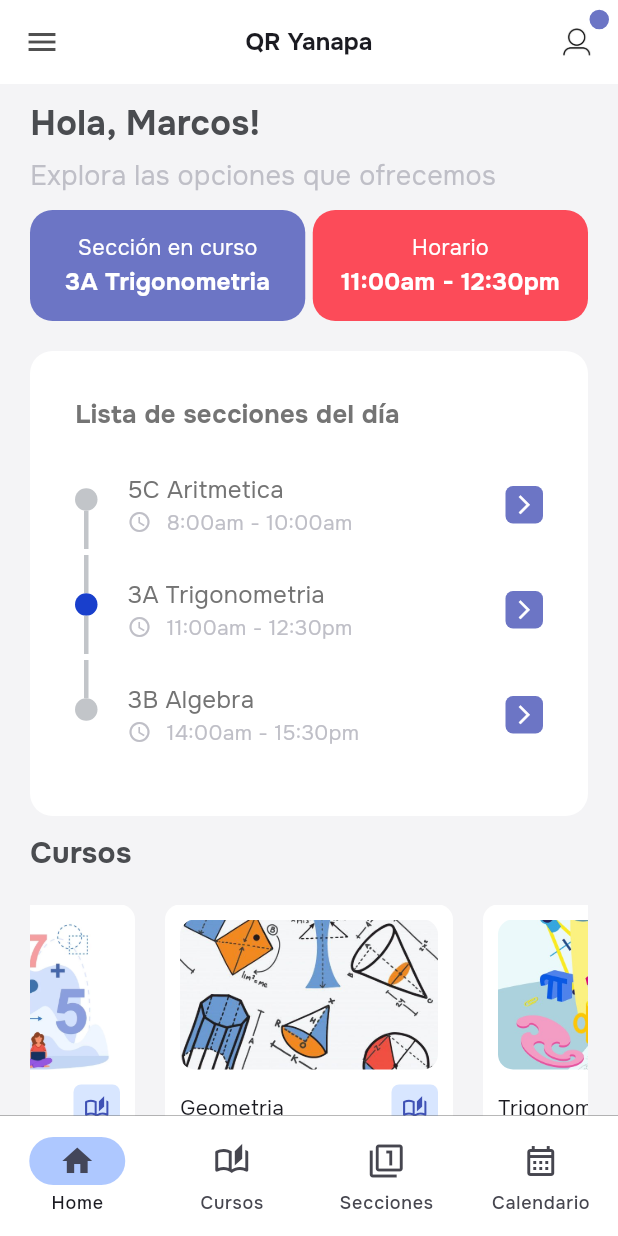
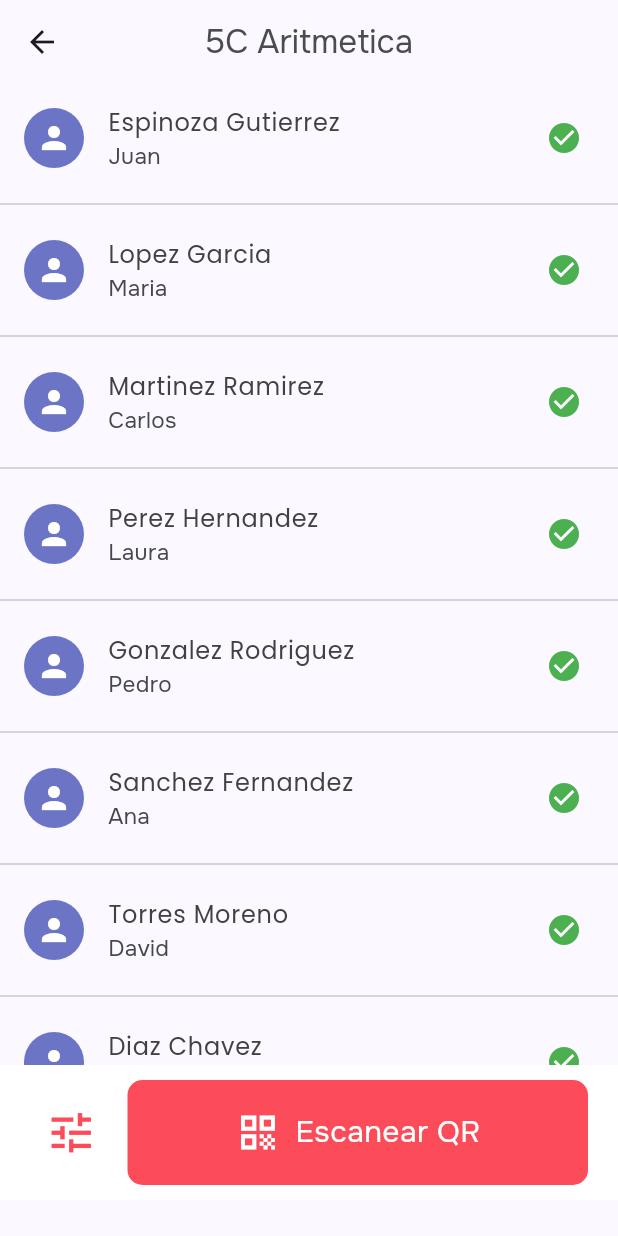
Before and after one commit to silverblade34/app_attendance_record, a Flutter app: the HomePage screen opened by its route, after a tap on the "arrow forward ios" icon, on a phone screen of 412 x 824 dp. Run offline on Flutter 3.47's test engine with Material 3 defaults, Android fonts, the phone set to English and light mode, and no system bars; drawn by our look-alikes of infinite_carousel, timelines; our stand-ins replace flutter_easyloading, get, get_storage; missing offline and left inert: introduction_slider; accounts and stored records are empty; statements that could not run were skipped.

Commit message:
se esta creando una vista para ver los detalles de las secciones

```diff
--- /dev/null
+++ b/lib/app/bindings/sectiontoday_binding.dart
@@ -0,0 +1,9 @@
+import 'package:app_attendance_record/app/controllers/sectiontoday_controller.dart';
+import 'package:get/get.dart';
+
+class SectionTodayBinding implements Bindings {
+@override
+void dependencies() {
+  Get.lazyPut<SectionTodayController>(() => SectionTodayController());
+  }
+}
--- a/lib/app/controllers/home_controller.dart
+++ b/lib/app/controllers/home_controller.dart
@@ -1,5 +1,5 @@
-import 'package:app_attendance_record/app/data/models/home/carrousel_courses.dart';
-import 'package:app_attendance_record/app/data/models/home/sections_today.dart';
+import 'package:app_attendance_record/app/data/models/home/carrouselcourses_model.dart';
+import 'package:app_attendance_record/app/data/models/home/sectionstoday_model.dart';
 import 'package:app_attendance_record/app/ui/pages/home/home_page.dart';
 import 'package:flutter/material.dart';
 import 'package:get/get.dart';
@@ -9,18 +9,74 @@ class HomeController extends GetxController {
   final box = GetStorage();
   final Rx<int> selectedIndex = 0.obs;
   final RxString username = RxString("Marcos");
-   Rx<SectionsToday> sectionInProgress = SectionsToday(
+  Rx<SectionsToday> sectionInProgress = SectionsToday(
     id: 0,
     title: "",
     schedule: "",
     state: 0,
   ).obs;
 
+  Rx<Map<String, dynamic>> selectedSection = Rx<Map<String, dynamic>>({});
+
   final screens = [
     () => const HomePage(),
     () => const HomePage(),
     () => const HomePage(),
     () => const HomePage(),
+  ];
+
+  final sectionsCourses = [
+    {
+      "id": 1,
+      "name": "5C Aritmetica",
+      "schedule": "8:00am - 10:00am",
+      "students": [
+        {"id": 1, "name": "Juan", "lastname": "Espinoza Gutierrez"},
+        {"id": 2, "name": "Maria", "lastname": "Lopez Garcia"},
+        {"id": 3, "name": "Carlos", "lastname": "Martinez Ramirez"},
+        {"id": 4, "name": "Laura", "lastname": "Perez Hernandez"},
+        {"id": 5, "name": "Pedro", "lastname": "Gonzalez Rodriguez"},
+        {"id": 6, "name": "Ana", "lastname": "Sanchez Fernandez"},
+        {"id": 7, "name": "David", "lastname": "Torres Moreno"},
+        {"id": 8, "name": "Sofia", "lastname": "Diaz Chavez"},
+        {"id": 9, "name": "Diego", "lastname": "Alvarez Ruiz"},
+        {"id": 10, "name": "Fernanda", "lastname": "Gomez Santana"}
+      ]
+    },
+    {
+      "id": 2,
+      "name": "3A Trigonometria",
+      "schedule": "11:00am - 12:30am",
+      "students": [
+        {"id": 1, "name": "Juan", "lastname": "Espinoza Gutierrez"},
+        {"id": 2, "name": "Maria", "lastname": "Lopez Garcia"},
+        {"id": 3, "name": "Carlos", "lastname": "Martinez Ramirez"},
+        {"id": 4, "name": "Laura", "lastname": "Perez Hernandez"},
+        {"id": 5, "name": "Pedro", "lastname": "Gonzalez Rodriguez"},
+        {"id": 6, "name": "Ana", "lastname": "Sanchez Fernandez"},
+        {"id": 7, "name": "David", "lastname": "Torres Moreno"},
+        {"id": 8, "name": "Sofia", "lastname": "Diaz Chavez"},
+        {"id": 9, "name": "Diego", "lastname": "Alvarez Ruiz"},
+        {"id": 10, "name": "Fernanda", "lastname": "Gomez Santana"}
+      ]
+    },
+    {
+      "id": 3,
+      "name": "3B Algebra",
+      "schedule": "14:00pm - 15:30am",
+      "students": [
+        {"id": 11, "name": "Luis", "lastname": "Hernandez Perez"},
+        {"id": 12, "name": "Monica", "lastname": "Jimenez Ruiz"},
+        {"id": 13, "name": "Javier", "lastname": "Garcia Martinez"},
+        {"id": 14, "name": "Ana", "lastname": "Fernandez Gomez"},
+        {"id": 15, "name": "Pablo", "lastname": "Sanchez Rodriguez"},
+        {"id": 16, "name": "Elena", "lastname": "Gonzalez Garcia"},
+        {"id": 17, "name": "Ricardo", "lastname": "Perez Diaz"},
+        {"id": 18, "name": "Isabel", "lastname": "Martinez Lopez"},
+        {"id": 19, "name": "Alejandro", "lastname": "Santos Ramirez"},
+        {"id": 20, "name": "Lucia", "lastname": "Fernandez Perez"}
+      ]
+    }
   ];
 
   List<Destination> navigationDestinations = [
@@ -83,11 +139,18 @@ class HomeController extends GetxController {
   void onReady() {
     for (var section in dataSectionsToday) {
       if (section.state == 1) {
-        sectionInProgress.value = section; // Actualizamos el valor del observable
+        sectionInProgress.value = section;
         break;
       }
     }
     super.onReady();
+  }
+
+  selectSection(int idCourse) {
+    selectedSection.value =
+        sectionsCourses.firstWhere((section) => section['id'] == idCourse);
+    print(selectedSection.value);
+    Get.toNamed('/sectiontoday');
   }
 }
 
--- /dev/null
+++ b/lib/app/controllers/sectiontoday_controller.dart
@@ -0,0 +1,14 @@
+import 'package:app_attendance_record/app/controllers/home_controller.dart';
+import 'package:get/get.dart';
+
+class SectionTodayController extends GetxController {
+  final HomeController homeController = Get.find();
+
+  Rx<Map<String, dynamic>> selectedSection = Rx<Map<String, dynamic>>({});
+
+  @override
+  void onInit() {
+    selectedSection.value = homeController.selectedSection.value;
+    super.onInit();
+  }
+}
--- a/lib/app/routes/routes.dart
+++ b/lib/app/routes/routes.dart
@@ -1,8 +1,8 @@
 part of './pages.dart';
-abstract class Routes{
 
+abstract class Routes {
   static const INITIAL = '/';
   static const HOME = '/home';
   static const LOGIN = '/login';
-  static const CADASTRO = '/cadastro';
+  static const SECTION_TODAY = '/sectiontoday';
 }
--- a/lib/app/ui/pages/home/home_page.dart
+++ b/lib/app/ui/pages/home/home_page.dart
@@ -84,6 +84,7 @@ class HomePage extends GetView<HomeController> {
                               ),
                               TimeLineSections(
                                 dataSectionsToday: homeCL.dataSectionsToday,
+                                homeCL: homeCL,
                               )
                             ],
                           ),
--- a/lib/app/ui/pages/home/widgets/carrousel_horizontal.dart
+++ b/lib/app/ui/pages/home/widgets/carrousel_horizontal.dart
@@ -1,10 +1,9 @@
-import 'package:app_attendance_record/app/data/models/home/carrousel_courses.dart';
+import 'package:app_attendance_record/app/data/models/home/carrouselcourses_model.dart';
 import 'package:app_attendance_record/app/ui/utils/style_utils.dart';
 import 'package:flutter/foundation.dart';
 import 'package:flutter/gestures.dart';
 import 'package:flutter/material.dart';
 import 'package:infinite_carousel/infinite_carousel.dart';
-
 
 class CarrouselHorizontal extends StatefulWidget {
   final List<CarrouselCourse> dataCourses;
@@ -130,13 +129,25 @@ class _HorizontalState extends State<CarrouselHorizontal> {
                         const SizedBox(
                           height: 5,
                         ),
-                        const Text(
-                          "Ver más",
-                          textAlign: TextAlign.start,
-                          style: TextStyle(
-                            color: SECONDARY,
-                            decoration: TextDecoration.underline,
-                            decorationColor: SECONDARY,
+                        Expanded(
+                          child: Container(
+                            padding: const EdgeInsets.symmetric(
+                                vertical: 3, horizontal: 15),
+                            decoration: BoxDecoration(
+                              color: SECONDARY,
+                              borderRadius: BorderRadius.circular(7),
+                            ),
+                            child: const Center(
+                              child: Text(
+                                "Ver más",
+                                textAlign: TextAlign.start,
+                                style: TextStyle(
+                                  color: Colors.white,
+                                  decoration: TextDecoration.underline,
+                                  decorationColor: SECONDARY,
+                                ),
+                              ),
+                            ),
                           ),
                         )
                       ],
--- a/lib/app/ui/pages/home/widgets/presentation_top.dart
+++ b/lib/app/ui/pages/home/widgets/presentation_top.dart
@@ -2,9 +2,9 @@ import 'package:app_attendance_record/app/controllers/home_controller.dart';
 import 'package:app_attendance_record/app/ui/utils/style_utils.dart';
 import 'package:flutter/material.dart';
 
-
 // ignore: non_constant_identifier_names
-Container PresentationTop({required HomeController homeCL, required double screenWidth}) {
+Container PresentationTop(
+    {required HomeController homeCL, required double screenWidth}) {
   return Container(
     width: screenWidth,
     decoration: const BoxDecoration(
@@ -63,11 +63,14 @@ Container PresentationTop({required HomeController homeCL, required double scree
                         fontSize: screenWidth * 0.035,
                       ),
                     ),
+                    const SizedBox(
+                      height: 3,
+                    ),
                     Text(
                       homeCL.sectionInProgress.value.title,
                       style: TextStyle(
                           color: Colors.white,
-                            fontSize: screenWidth * 0.039,
+                          fontSize: screenWidth * 0.037,
                           fontWeight: FontWeight.bold),
                     )
                   ],
@@ -95,11 +98,14 @@ Container PresentationTop({required HomeController homeCL, required double scree
                         fontSize: screenWidth * 0.035,
                       ),
                     ),
+                    const SizedBox(
+                      height: 3,
+                    ),
                     Text(
                       homeCL.sectionInProgress.value.schedule,
                       style: TextStyle(
                         color: Colors.white,
-                          fontSize: screenWidth * 0.039,
+                        fontSize: screenWidth * 0.037,
                         fontWeight: FontWeight.bold,
                       ),
                     ),
--- a/lib/app/ui/pages/home/widgets/timeline_sections.dart
+++ b/lib/app/ui/pages/home/widgets/timeline_sections.dart
@@ -1,4 +1,5 @@
-import 'package:app_attendance_record/app/data/models/home/sections_today.dart';
+import 'package:app_attendance_record/app/controllers/home_controller.dart';
+import 'package:app_attendance_record/app/data/models/home/sectionstoday_model.dart';
 import 'package:app_attendance_record/app/ui/utils/style_utils.dart';
 import 'package:flutter/material.dart';
 import 'package:timelines/timelines.dart';
@@ -8,8 +9,13 @@ const kTileHeight = 70.0;
 // ignore: must_be_immutable
 class TimeLineSections extends StatelessWidget {
   List<SectionsToday> dataSectionsToday;
+  HomeController homeCL;
 
-  TimeLineSections({super.key, required this.dataSectionsToday});
+  TimeLineSections({
+    super.key,
+    required this.dataSectionsToday,
+    required this.homeCL,
+  });
 
   @override
   Widget build(BuildContext context) {
@@ -32,14 +38,14 @@ class TimeLineSections extends StatelessWidget {
         builder: TimelineTileBuilder.connected(
           indicatorBuilder: (context, index) {
             return DotIndicator(
-              color: data[index].isInProgress ? Color(0xff193fcc) : null,
+              color: data[index].isInProgress ? const Color(0xff193fcc) : null,
             );
           },
           connectorBuilder: (_, index, connectorType) {
-            var color;
+            Color? color;
             if (index == data.length - 1) {
               color = data[index].isInProgress && data[index + 1].isInProgress
-                  ? Color(0xff193fcc)
+                  ? const Color(0xff193fcc)
                   : null;
             }
             return SolidLineConnector(
@@ -48,8 +54,10 @@ class TimeLineSections extends StatelessWidget {
               color: color,
             );
           },
-          contentsBuilder: (context, index) =>
-              _EmptyContents(section: dataSectionsToday[index]),
+          contentsBuilder: (context, index) => _EmptyContents(
+            section: dataSectionsToday[index],
+            homeCL: homeCL,
+          ),
           itemExtentBuilder: (_, __) {
             return kTileHeight;
           },
@@ -60,10 +68,11 @@ class TimeLineSections extends StatelessWidget {
   }
 }
 
+// ignore: must_be_immutable
 class _EmptyContents extends StatelessWidget {
   SectionsToday section;
-
-  _EmptyContents({required this.section});
+  HomeController homeCL;
+  _EmptyContents({required this.section, required this.homeCL});
 
   @override
   Widget build(BuildContext context) {
@@ -125,7 +134,7 @@ class _EmptyContents extends StatelessWidget {
               ),
             ),
             onTap: () {
-              print("Ir a más detalles ${section.id}");
+              homeCL.selectSection(section.id);
             },
           )
         ],
--- /dev/null
+++ b/lib/app/ui/pages/sectionToday/sectiontoday_page.dart
@@ -0,0 +1,87 @@
+import 'package:app_attendance_record/app/controllers/sectiontoday_controller.dart';
+import 'package:app_attendance_record/app/ui/pages/sectionToday/widgets/list_students.dart';
+import 'package:app_attendance_record/app/ui/utils/style_utils.dart';
+import 'package:flutter/material.dart';
+import 'package:get/get.dart';
+
+class SectionTodayPage extends GetView<SectionTodayController> {
+  const SectionTodayPage({super.key});
+
+  @override
+  Widget build(BuildContext context) {
+    double screenHeight = MediaQuery.of(context).size.height;
+    return GetBuilder<SectionTodayController>(builder: (sectionTodayCL) {
+      return Scaffold(
+        appBar: AppBar(
+          title: Text(
+            sectionTodayCL.selectedSection.value["name"],
+            style: const TextStyle(color: GREY_HARD),
+          ),
+          centerTitle: true,
+        ),
+        body: SafeArea(
+          child: Column(
+            children: [
+              SizedBox(
+                height: screenHeight - 170,
+                child: ListStudents(sectionTodayCL: sectionTodayCL),
+              ),
+              Positioned(
+                left: 0,
+                right: 0,
+                bottom: 0,
+                child: Container(
+                  padding:
+                      const EdgeInsets.symmetric(vertical: 10, horizontal: 20),
+                  color: Colors.white,
+                  child: Row(
+                    children: [
+                      Container(
+                        padding: const EdgeInsets.all(10),
+                        child: const Icon(
+                          Icons.tune,
+                          size: 35,
+                          color: SECONDARY,
+                        ),
+                      ),
+                      const SizedBox(
+                        width: 10,
+                      ),
+                      Expanded(
+                        child: Container(
+                          padding: const EdgeInsets.all(20),
+                          decoration: BoxDecoration(
+                            color: SECONDARY,
+                            borderRadius: BorderRadius.circular(10),
+                          ),
+                          child: const Row(
+                            mainAxisAlignment: MainAxisAlignment.center,
+                            children: [
+                              Icon(
+                                Icons.qr_code,
+                                size: 30,
+                                color: Colors.white,
+                              ),
+                              SizedBox(
+                                width: 10,
+                              ),
+                              Text(
+                                "Escanear QR",
+                                style: TextStyle(
+                                    fontSize: 20, color: Colors.white),
+                              )
+                            ],
+                          ),
+                        ),
+                      )
+                    ],
+                  ),
+                ),
+              ),
+            ],
+          ),
+        ),
+      );
+    });
+  }
+}
--- /dev/null
+++ b/lib/app/ui/pages/sectionToday/widgets/list_students.dart
@@ -0,0 +1,64 @@
+import 'package:app_attendance_record/app/controllers/sectiontoday_controller.dart';
+import 'package:app_attendance_record/app/ui/utils/style_utils.dart';
+import 'package:flutter/material.dart';
+
+// ignore: must_be_immutable
+class ListStudents extends StatelessWidget {
+  SectionTodayController sectionTodayCL;
+  ListStudents({super.key, required this.sectionTodayCL});
+
+  String truncateDescription(String description) {
+    const maxLength = 70;
+    if (description.length > maxLength) {
+      return '${description.substring(0, maxLength)}...';
+    }
+    return description;
+  }
+
+  @override
+  Widget build(BuildContext context) {
+    final students = sectionTodayCL.selectedSection.value["students"];
+    return ListView.builder(
+      itemCount: students.length,
+      itemBuilder: (context, index) {
+        final currentSyllabus = students[index];
+        final isLastItem = index == students.length - 1;
+        return Column(
+          children: [
+            ListTile(
+              leading: const CircleAvatar(
+                backgroundColor: PRIMARY,
+                child: Icon(
+                  Icons.person,
+                  color: Colors.white,
+                ),
+              ),
+              title: Text(
+                currentSyllabus['lastname'] ?? '',
+                style: const TextStyle(
+                  fontFamily: 'Poppins',
+                  color: Color.fromARGB(255, 65, 65, 65),
+                ),
+              ),
+              subtitle: Column(
+                crossAxisAlignment: CrossAxisAlignment.start,
+                children: [
+                  Text(
+                    truncateDescription(currentSyllabus['name'] ?? ''),
+                    style: const TextStyle(fontSize: 15),
+                  ),
+                ],
+              ),
+              trailing: const Icon(Icons.check_circle, color: Colors.green,),
+            ),
+            const Divider(),
+            if (isLastItem)
+              const SizedBox(
+                height: 10,
+              ),
+          ],
+        );
+      },
+    );
+  }
+}
```
Also changed, not shown: lib/app/data/models/sectionToday/sectionstudent_model.dart (added, +61 -0 lines), lib/app/routes/pages.dart (+7 -0 lines), lib/app/ui/pages/sectionToday/widgets/single_choice.dart (added, +64 -0 lines), lib/app/data/models/home/carrouselcourses_model.dart (renamed from lib/app/data/models/home/carrousel_courses.dart), lib/app/data/models/home/sectionstoday_model.dart (renamed from lib/app/data/models/home/sections_today.dart). Lines whose indentation alone changed are shown as unchanged.
